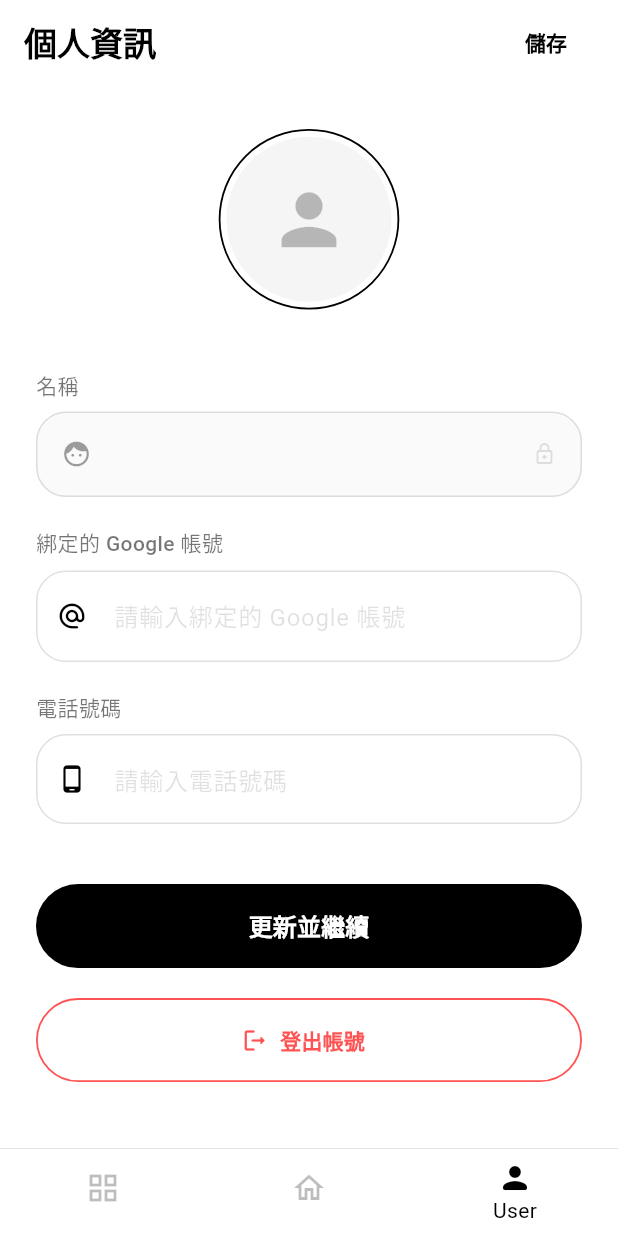
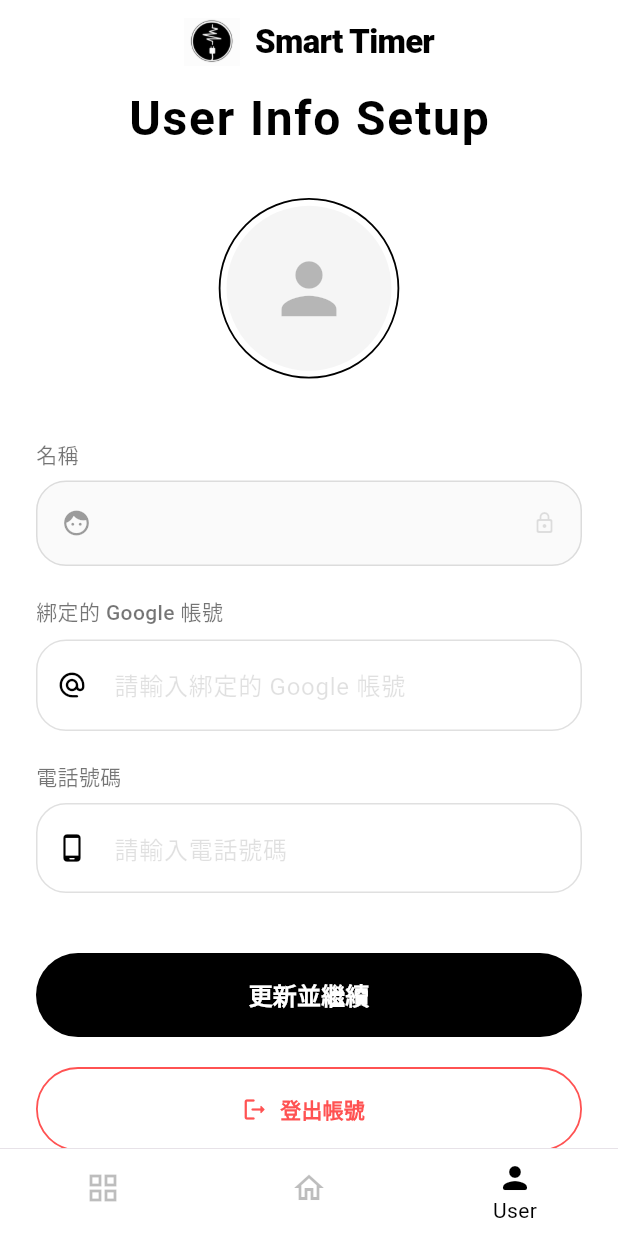
Before and after one commit to yinhsuan0218-cmyk/smart_timer_app, a Flutter app: the NavPage screen opened directly, after a tap on "前往 User 頁面", on a phone screen of 412 x 824 dp. Run offline on Flutter 3.47's test engine with Material 3 defaults, Android fonts, the phone set to English and light mode, and no system bars; our stand-ins replace firebase_auth, firebase_core, google_sign_in; missing offline and left inert: mqtt_client; accounts and stored records are empty.

Commit message:
app logo以設計

```diff
--- /dev/null
+++ b/lib/pages/commonappbar.dart
@@ -0,0 +1,54 @@
+import 'package:flutter/material.dart';
+
+class CommonAppBar extends StatelessWidget implements PreferredSizeWidget {
+  final bool showBackButton;
+  final List<Widget>? actions;
+
+  const CommonAppBar({
+    super.key,
+    this.showBackButton = true,
+    this.actions,
+  });
+
+  @override
+  Widget build(BuildContext context) {
+    return AppBar(
+      backgroundColor: Colors.white,
+      elevation: 0,
+      scrolledUnderElevation: 0,
+      centerTitle: true, // 讓 Logo 和文字居中
+      leading: showBackButton
+        ? IconButton(
+            icon: const Icon(Icons.arrow_back_ios_new_rounded, color: Colors.black, size: 20),
+            onPressed: () => Navigator.maybePop(context),
+          )
+        : null,
+      title: Row(
+        mainAxisSize: MainAxisSize.min, // 縮小 Row 以便在中心對齊
+        children: [
+          // 你的 Logo 圖片
+          Image.asset(
+            'assets/logo.png', // 確保你的 pubspec.yaml 有設定路徑
+            height: 32,
+            fit: BoxFit.contain,
+          ),
+          const SizedBox(width: 10),
+          // App 名字
+          const Text(
+            'Smart Timer',
+            style: TextStyle(
+              color: Colors.black,
+              fontWeight: FontWeight.w900,
+              fontSize: 22,
+              letterSpacing: -0.5,
+            ),
+          ),
+        ],
+      ),
+      actions: actions,
+    );
+  }
+
+  @override
+  Size get preferredSize => const Size.fromHeight(kToolbarHeight);
+}
--- a/lib/pages/home_page.dart
+++ b/lib/pages/home_page.dart
@@ -1,5 +1,6 @@
 import 'package:flutter/material.dart';
 import 'schedule_page.dart';
+import 'commonappbar.dart';
 
 class HomePage extends StatefulWidget {
   // 1. 新增 showTutorial 參數，預設為 false
@@ -59,23 +60,18 @@ class _HomePageState extends State<HomePage> {
 
     return Scaffold(
       backgroundColor: Colors.white,
-      appBar: AppBar(
-        backgroundColor: Colors.white,
-        elevation: 0,
-        centerTitle: false,
-        title: const Text(
-          'Smart Timer',
-          style: TextStyle(
-            color: Colors.black,
-            fontWeight: FontWeight.bold,
-            fontSize: 28,
-            letterSpacing: -0.5,
-          ),
-        ),
-      ),
       body: Column(
         crossAxisAlignment: CrossAxisAlignment.start,
         children: [
+          const Text(
+                'Home',
+                style: TextStyle(
+                  fontSize: 32,
+                  fontWeight: FontWeight.bold,
+                  color: Colors.black,
+                  letterSpacing: 1.2,
+                ),
+              ),
           const Padding(
             padding: EdgeInsets.symmetric(horizontal: 24.0, vertical: 8),
             child: Text(
--- a/lib/pages/login_page_mobile.dart
+++ b/lib/pages/login_page_mobile.dart
@@ -2,6 +2,7 @@ import 'package:flutter/material.dart';
 import 'package:firebase_auth/firebase_auth.dart';
 import 'package:google_sign_in/google_sign_in.dart';
 import 'nav_page.dart';
+import 'commonappbar.dart';
 
 class LoginPage extends StatelessWidget {
   const LoginPage({super.key});
@@ -42,6 +43,7 @@ class LoginPage extends StatelessWidget {
   @override
   Widget build(BuildContext context) {
     return Scaffold(
+      appBar: CommonAppBar(showBackButton: false),
       backgroundColor: Colors.white, // 純白底色
       body: SafeArea( // 確保在手機瀏海屏區域內
         child: Center(
--- a/lib/pages/login_page_web.dart
+++ b/lib/pages/login_page_web.dart
@@ -1,6 +1,7 @@
 import 'package:flutter/material.dart';
 import 'package:firebase_auth/firebase_auth.dart';
 import 'nav_page.dart';
+import 'commonappbar.dart';
 
 class LoginPage extends StatelessWidget {
   const LoginPage({super.key});
@@ -30,6 +31,7 @@ class LoginPage extends StatelessWidget {
   @override
   Widget build(BuildContext context) {
     return Scaffold(
+      appBar: CommonAppBar(showBackButton: false),
       backgroundColor: Colors.white, // 純白底色
       body: Center(
         child: Padding(
--- a/lib/pages/nav_page.dart
+++ b/lib/pages/nav_page.dart
@@ -2,6 +2,7 @@ import 'package:flutter/material.dart';
 import 'home_page.dart';
 import 'zone_page.dart';
 import 'user_page.dart';
+import 'commonappbar.dart';
 
 class NavPage extends StatefulWidget {
   const NavPage({super.key});
@@ -72,6 +73,7 @@ class _NavPageState extends State<NavPage> {
   @override
   Widget build(BuildContext context) {
     return Scaffold(
+      appBar: CommonAppBar(showBackButton: false), // 登入頁通常不需要返回
       // 使用 IndexedStack 可以讓切換頁面時保持滾動位置，且不會重新載入
       body: IndexedStack(
         index: _selectedIndex,
--- a/lib/pages/user_page.dart
+++ b/lib/pages/user_page.dart
@@ -1,5 +1,6 @@
 import 'package:flutter/material.dart';
 import 'package:firebase_auth/firebase_auth.dart';
+import 'commonappbar.dart';
 
 class UserPage extends StatefulWidget {
   const UserPage({super.key});
@@ -66,23 +67,19 @@ class _UserPageState extends State<UserPage> {
   Widget build(BuildContext context) {
     return Scaffold(
       backgroundColor: Colors.white,
-      appBar: AppBar(
-        backgroundColor: Colors.white,
-        elevation: 0,
-        title: const Text('個人資訊', style: TextStyle(color: Colors.black, fontWeight: FontWeight.bold)),
-        actions: [
-          // 頂部儲存按鈕
-          TextButton(
-            onPressed: _saveAndNext,
-            child: const Text('儲存', style: TextStyle(color: Colors.black, fontWeight: FontWeight.bold)),
-          ),
-          const SizedBox(width: 16),
-        ],
-      ),
       body: SingleChildScrollView(
         padding: const EdgeInsets.symmetric(horizontal: 24),
         child: Column(
           children: [
+            const Text(
+                'User Info Setup',
+                style: TextStyle(
+                  fontSize: 32,
+                  fontWeight: FontWeight.bold,
+                  color: Colors.black,
+                  letterSpacing: 1.2,
+                ),
+              ),
             const SizedBox(height: 30),
 
             // 0. 頭像
--- a/lib/pages/zone_page.dart
+++ b/lib/pages/zone_page.dart
@@ -1,6 +1,7 @@
 import 'package:flutter/material.dart';
 import '../models/zone.dart';
 import 'service_page.dart';
+import 'commonappbar.dart';
 
 class ZonePage extends StatefulWidget {
   const ZonePage({super.key});
@@ -86,80 +87,46 @@ class _ZonePageState extends State<ZonePage> {
   Widget build(BuildContext context) {
     return Scaffold(
       backgroundColor: Colors.white,
-      appBar: AppBar(
-        backgroundColor: Colors.white,
-        elevation: 0,
-        centerTitle: false,
-        title: const Text(
-          'Zone',
-          style: TextStyle(color: Colors.black, fontWeight: FontWeight.bold, fontSize: 28),
+      // 1. 使用你設計的 CommonAppBar，不顯示返回鍵（因為在主分頁中）
+
+      // 2. 使用 Stack 是為了讓 FAB (按鈕) 飄在最上方，但內容改用 Column
+      body: Stack(
+        children: [
+          Column(
+            crossAxisAlignment: CrossAxisAlignment.start,
+            children: [
+              // 3. Zone List 標題添加 Padding，確保不重疊且有呼吸空間
+              const Padding(
+                padding: EdgeInsets.fromLTRB(24, 20, 24, 8),
+                child: Text(
+                  'Zone list',
+                  style: TextStyle(
+                    fontSize: 32,
+                    fontWeight: FontWeight.w900, // 更加強標題感
+                    color: Colors.black,
+                    letterSpacing: 1.2,
                   ),
                 ),
-      body: Stack(
-        children: [
-          zones.isEmpty
+              ),
+
+              // 4. 使用 Expanded 讓清單佔滿剩餘空間
+              Expanded(
+                child: zones.isEmpty
                     ? _buildEmptyState()
                     : ListView.builder(
-                  padding: const EdgeInsets.symmetric(horizontal: 24.0, vertical: 16),
+                        padding: const EdgeInsets.symmetric(horizontal: 24.0, vertical: 8),
                         itemCount: zones.length,
                         physics: const BouncingScrollPhysics(),
                         itemBuilder: (context, index) {
                           final zone = zones[index];
-                    return Padding(
-                      padding: const EdgeInsets.only(bottom: 16.0),
-                      child: Dismissible(
-                        key: Key(zone.id),
-                        direction: DismissDirection.endToStart,
-                        background: Container(
-                          decoration: BoxDecoration(
-                            color: Colors.redAccent.withOpacity(0.1),
-                            borderRadius: BorderRadius.circular(24),
-                          ),
-                          alignment: Alignment.centerRight,
-                          padding: const EdgeInsets.symmetric(horizontal: 24),
-                          child: const Icon(Icons.delete_outline, color: Colors.redAccent),
-                        ),
-                        onDismissed: (_) {
-                          setState(() => zones.removeAt(index));
-                        },
-                        child: Container(
-                          decoration: BoxDecoration(
-                            color: Colors.white,
-                            borderRadius: BorderRadius.circular(24),
-                            border: Border.all(color: Colors.black12, width: 1),
-                          ),
-                          child: ListTile(
-                            contentPadding: const EdgeInsets.symmetric(horizontal: 20, vertical: 12),
-                            leading: Container(
-                              padding: const EdgeInsets.all(12),
-                              decoration: BoxDecoration(
-                                color: Colors.grey[50],
-                                shape: BoxShape.circle,
-                              ),
-                              child: const Icon(Icons.grid_view_rounded, color: Colors.black, size: 24),
-                            ),
-                            title: Text(
-                              zone.name,
-                              style: const TextStyle(fontWeight: FontWeight.bold, fontSize: 18),
-                            ),
-                            subtitle: const Text('點擊管理設備', style: TextStyle(fontSize: 12, color: Colors.black26)),
-                            trailing: const Icon(Icons.arrow_forward_ios_rounded, size: 14, color: Colors.black12),
-                            onTap: () {
-                              Navigator.push(
-                                context,
-                                MaterialPageRoute(
-                                  builder: (_) => ServicePage(zone: zone),
-                                ),
-                              );
+                          return _buildZoneItem(zone, index);
                         },
                       ),
               ),
-                      ),
-                    );
-                  },
+            ],
           ),
 
-          // 懸浮按鈕 (FAB)
+          // 5. 新增區域的懸浮按鈕
           Positioned(
             bottom: 30,
             right: 24,
@@ -177,6 +144,43 @@ class _ZonePageState extends State<ZonePage> {
     );
   }
 
+  // 封裝每一個 Zone 的 Block
+  Widget _buildZoneItem(Zone zone, int index) {
+    return Padding(
+      padding: const EdgeInsets.only(bottom: 16.0),
+      child: Dismissible(
+        key: Key(zone.id),
+        direction: DismissDirection.endToStart,
+        background: Container(
+          decoration: BoxDecoration(color: Colors.redAccent.withOpacity(0.1), borderRadius: BorderRadius.circular(24)),
+          alignment: Alignment.centerRight,
+          padding: const EdgeInsets.symmetric(horizontal: 24),
+          child: const Icon(Icons.delete_outline, color: Colors.redAccent),
+        ),
+        onDismissed: (_) => setState(() => zones.removeAt(index)),
+        child: Container(
+          decoration: BoxDecoration(
+            color: Colors.white,
+            borderRadius: BorderRadius.circular(24),
+            border: Border.all(color: Colors.black12, width: 1),
+          ),
+          child: ListTile(
+            contentPadding: const EdgeInsets.symmetric(horizontal: 20, vertical: 12),
+            leading: Container(
+              padding: const EdgeInsets.all(12),
+              decoration: BoxDecoration(color: Colors.grey[50], shape: BoxShape.circle),
+              child: const Icon(Icons.grid_view_rounded, color: Colors.black, size: 24),
+            ),
+            title: Text(zone.name, style: const TextStyle(fontWeight: FontWeight.bold, fontSize: 18)),
+            subtitle: const Text('點擊管理設備', style: TextStyle(fontSize: 12, color: Colors.black26)),
+            trailing: const Icon(Icons.arrow_forward_ios_rounded, size: 14, color: Colors.black12),
+            onTap: () => Navigator.push(context, MaterialPageRoute(builder: (_) => ServicePage(zone: zone))),
+          ),
+        ),
+      ),
+    );
+  }
+
   Widget _buildEmptyState() {
     return Center(
       child: Column(
@@ -184,16 +188,11 @@ class _ZonePageState extends State<ZonePage> {
         children: [
           Container(
             padding: const EdgeInsets.all(24),
-            decoration: BoxDecoration(
-              color: Colors.grey[50],
-              shape: BoxShape.circle,
-            ),
+            decoration: BoxDecoration(color: Colors.grey[50], shape: BoxShape.circle),
             child: Icon(Icons.layers_outlined, size: 64, color: Colors.grey[200]),
           ),
           const SizedBox(height: 24),
           const Text('尚未建立任何區域', style: TextStyle(color: Colors.black26, fontSize: 16)),
-          const SizedBox(height: 8),
-          const Text('點擊右下角按鈕開始', style: TextStyle(color: Colors.black12, fontSize: 14)),
         ],
       ),
     );
--- a/pubspec.yaml
+++ b/pubspec.yaml
@@ -61,7 +61,8 @@ flutter:
   # included with your application, so that you can use the icons in
   # the material Icons class.
   uses-material-design: true
-
+  assets:
+    - assets/logo.png
   # To add assets to your application, add an assets section, like this:
   # assets:
   #   - images/a_dot_burr.jpeg
```
Also changed, not shown: lib/pages/schedule_page.dart (+11 -6 lines), lib/pages/service_page.dart (+59 -34 lines), lib/pages/timer_page.dart (+11 -12 lines), assets/logo.png (added). Lines whose indentation alone changed are shown as unchanged.
